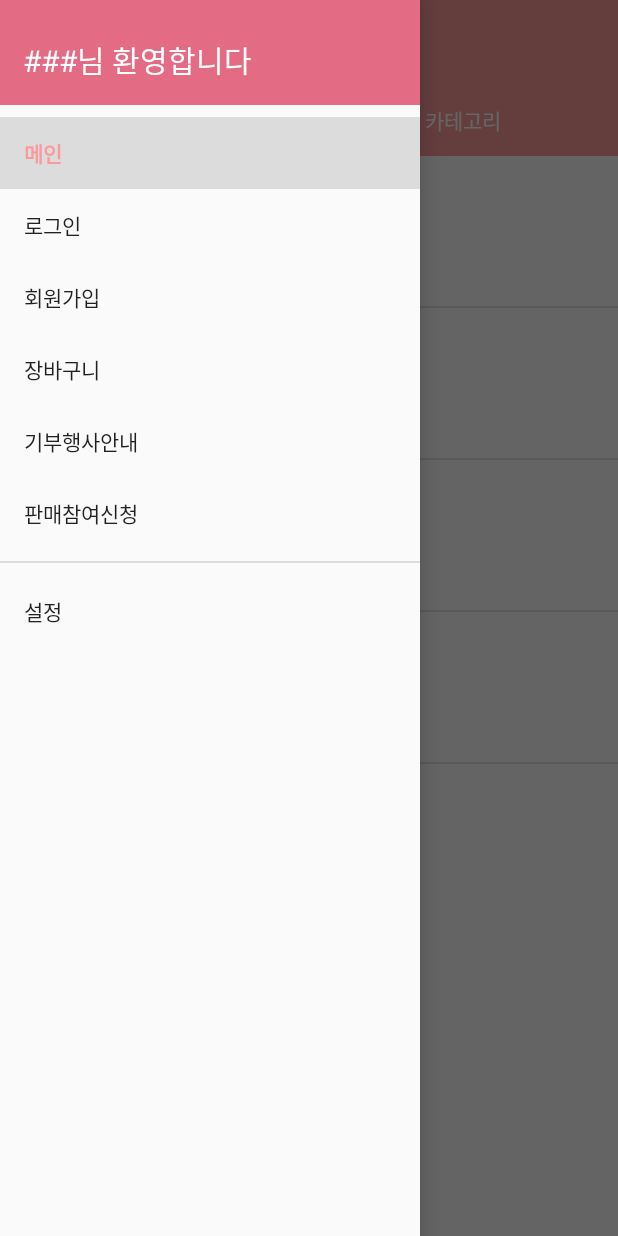
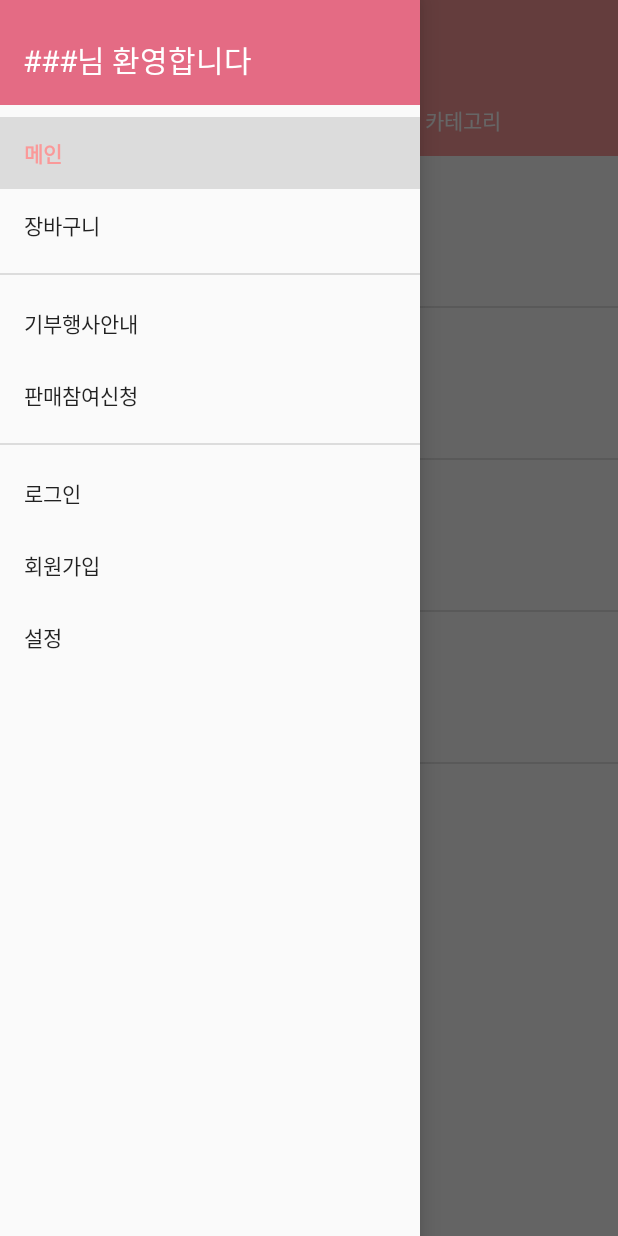
Before and after one commit to yjlove7/Whowant, an Android app: the screen it shows after launch (MainActivity), with the side drawer open, on a phone screen of 412 x 824 dp. Run offline under Robolectric (Android 15) with nearby library versions, the phone set to English and light mode, and no system bars.

Commit message:
드로워 그룹,토스트 추가

```diff
--- a/app/src/main/res/menu/drawer.xml
+++ b/app/src/main/res/menu/drawer.xml
@@ -9,6 +9,29 @@
             android:title="메인"
             />
         <item
+            android:id="@+id/basket"
+            android:title="장바구니"
+            />
+
+
+    </group>
+    <group
+        android:id="@+id/group_b"
+        android:checkableBehavior="single">
+        <item
+            android:id="@+id/donation"
+            android:title="기부행사안내"
+            />
+        <item
+            android:id="@+id/request"
+            android:title="판매참여신청"
+            />
+        </group>
+
+    <group
+        android:id="@+id/group_c"
+        android:checkableBehavior="single">
+        <item
             android:id="@+id/login"
             android:title="로그인"
             />
@@ -17,23 +40,6 @@
             android:title="회원가입"
             />
         <item
-            android:id="@+id/basket"
-            android:title="장바구니"
-            />
-        <item
-            android:id="@+id/domain"
-            android:title="기부행사안내"
-            />
-        <item
-            android:id="@+id/request"
-            android:title="판매참여신청"
-            />
-
-    </group>
-    <group
-        android:id="@+id/group_b"
-        android:checkableBehavior="single">
-        <item
             android:id="@+id/setting"
             android:title="설정"
             />
```
Also changed, not shown: app/src/main/java/com/girls/team9/whowant/MainActivity.java (+15 -5 lines).
